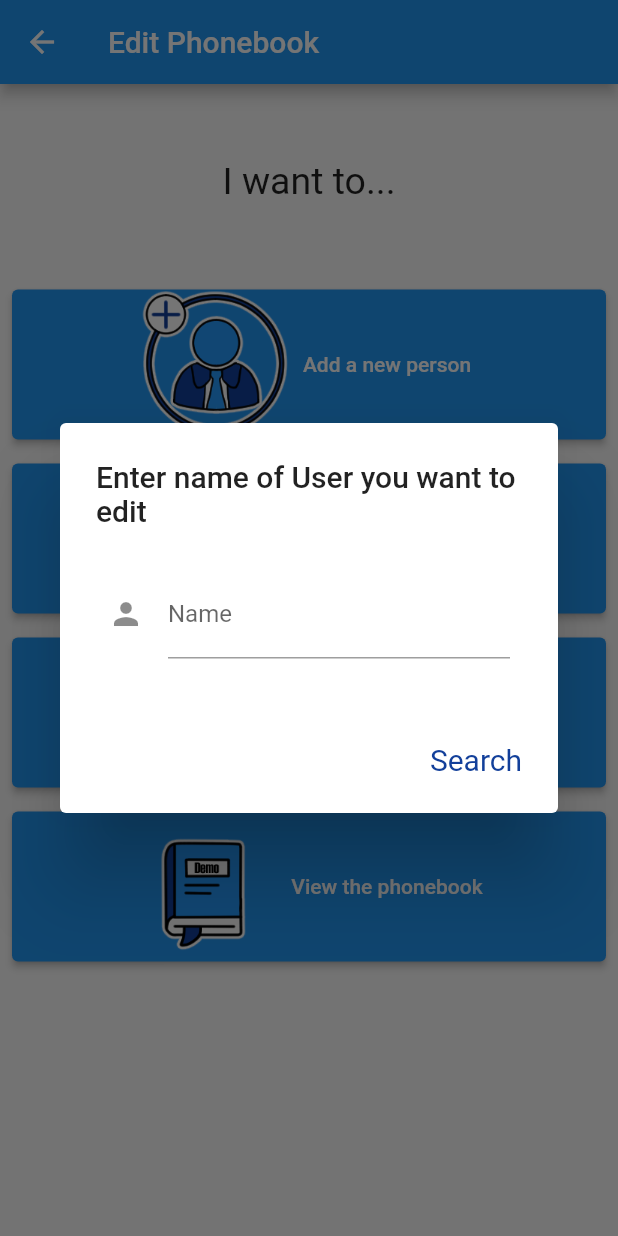
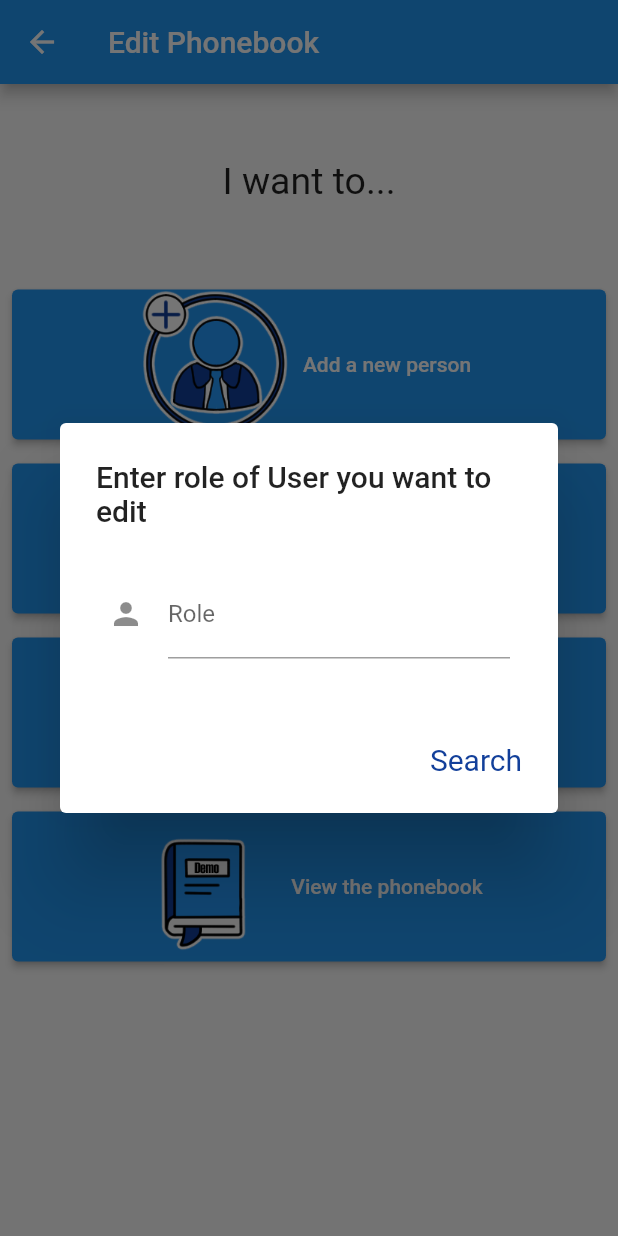
Before and after one commit to Suilion/SoftRigSkillTest, a Flutter app: the EditPhonebook screen opened directly, after a tap on "Edit an existing person", on a phone screen of 412 x 824 dp. Run offline on Flutter 3.47's test engine with Material 2 defaults, Android fonts, the phone set to English and light mode, and no system bars; missing offline and left inert: oauth_webauth; network calls fail.

Commit message:
Able to search for users to edit and delete.

```diff
--- a/lib/editPhonebook.dart
+++ b/lib/editPhonebook.dart
@@ -1,4 +1,9 @@
+import 'dart:convert';
+import 'dart:io';
+import 'package:http/http.dart' as http;
+
 import 'package:flutter/material.dart';
+import 'package:skill_test/response.dart';
 import 'editUser.dart';
 import 'constants.dart';
 import 'customer.dart';
@@ -13,6 +18,12 @@ class EditPhonebook extends StatefulWidget {
 }
 
 class _EditPhonebookState extends State<EditPhonebook> {
+  bool hasLoaded = false;
+  String apiResponse = 'API data will be shown here';
+  String token = UserCredentials.Token;
+  CustomModel defaultModel = CustomModel();
+  List <CustomModel> customModels = [];
+
   final myController = TextEditingController();
   bool deleteUser = false;
   @override
@@ -24,6 +35,17 @@ class _EditPhonebookState extends State<EditPhonebook> {
 
   @override
   Widget build(BuildContext context) {
+    //Fetching data from api
+    if(!hasLoaded){
+      goApiFetch();
+      print("fetched data");
+      if (!apiResponse.contains("Error")){
+        setState(() {
+          hasLoaded = true;
+        });
+      }
+    }
+
     return Scaffold(
       appBar: AppBar(
         title: const Text('Edit Phonebook'),
@@ -65,7 +87,7 @@ class _EditPhonebookState extends State<EditPhonebook> {
                     builder: (BuildContext context) {
                       return AlertDialog(
                         scrollable: true,
-                        title: Text('Enter name of User you want to edit'),
+                        title: Text('Enter role of User you want to edit'),
                         content: Padding(
                           padding: const EdgeInsets.all(8.0),
                           child: Form(
@@ -74,7 +96,7 @@ class _EditPhonebookState extends State<EditPhonebook> {
                                 TextFormField(
                                   controller: myController,
                                   decoration: InputDecoration(
-                                    labelText: 'Name',
+                                    labelText: 'Role',
                                     icon: Icon(Icons.person),
                                   ),
                                 ),
@@ -94,19 +116,19 @@ class _EditPhonebookState extends State<EditPhonebook> {
                               setState(() {
                                 var index = -1;
 
-                                for (int i = 0; i < customers.length; i++) {
-                                  if (customers[i]["Name"] == myController.text) {
+                                for(int i = 0; i < customModels.length; i++){
+                                  if (customModels[i].role == myController.text) {
                                     index = i;
                                   }
                                 }
-/*
+
                                 if (index != -1) {
                                   Navigator.pop(context);
                                   Navigator.push(
                                     context,
                                     MaterialPageRoute(
                                       builder: (context) => EditUser(
-                                        index: index,
+                                        user: customModels[index],
                                       ),
                                     ),
                                   );
@@ -120,7 +142,7 @@ class _EditPhonebookState extends State<EditPhonebook> {
                                   // and use it to show a SnackBar.
                                   ScaffoldMessenger.of(context).showSnackBar(snackBar);
                                   Navigator.pop(context);
-                                }*/
+                                }
                               });
                             },
                             child: const Text('Search'),
@@ -172,18 +194,19 @@ class _EditPhonebookState extends State<EditPhonebook> {
                                 textStyle: const TextStyle(fontSize: 20),
                               ),
                               onPressed: () {
-                                //search function here
-                                setState(() {
                                 var index = -1;
 
-                                  for (int i = 0; i < customers.length; i++) {
-                                    if (customers[i]["Name"] == myController.text) {
+                                for(int i = 0; i < customModels.length; i++){
+                                  if (customModels[i].role == myController.text) {
                                     index = i;
                                   }
                                 }
 
-                                  if (index == -1) {
-                                    deleteUser = false;
+                                if (index != -1) {
+                                  Navigator.pop(context);
+                                  //delete user
+
+                                } else {
                                   final snackBar = SnackBar(
                                     content: const Text('Could not find user'),
                                   );
@@ -192,11 +215,7 @@ class _EditPhonebookState extends State<EditPhonebook> {
                                   // and use it to show a SnackBar.
                                   ScaffoldMessenger.of(context).showSnackBar(snackBar);
                                   Navigator.pop(context);
-                                  } else {
-                                    deleteUser = true;
-                                    Navigator.pop(context);
                                 }
-                                });
                               },
                               child: const Text('Search'),
                             ),
@@ -306,4 +325,54 @@ class _EditPhonebookState extends State<EditPhonebook> {
       ),
     );
   }
+  void goApiFetch() async {
+    try {
+      final response = await http.get(
+        Uri.parse('https://test-api.softrig.com/api/biz/contacts?expand=Info,Info.InvoiceAddress,Info.DefaultPhone,Info.DefaultEmail,Info.DefaultAddress&hateoas=false'),
+        headers: {
+          HttpHeaders.acceptHeader: 'application/json, text/plain, */*',
+          HttpHeaders.authorizationHeader: 'Bearer $token',
+          "CompanyKey": UserCredentials.companyKey,
+          HttpHeaders.accessControlAllowOriginHeader: '*',
+        },
+      );
+
+
+      // Check for error status codes
+      if (response.statusCode == 401) {
+        // Handle unauthorized error
+        // For simplicity, we're just setting the state. You might want to show an alert or navigate the user.
+        setState(() {
+          apiResponse = "Error 401: Unauthorized. Check your credentials.";
+        });
+
+      } else if (response.statusCode == 403) {
+        // Handle forbidden error
+        setState(() {
+          apiResponse = "Error 403: Forbidden. You don't have permission.";
+        });
+
+      } else if (response.statusCode != 200) {
+        // Handle other status codes
+        setState(() {
+          apiResponse = "Error ${response.statusCode}: ${response.reasonPhrase}";
+        });
+
+      } else {
+        setState(() {
+          List responseJson = jsonDecode(response.body);
+          for (int i = 0; i < responseJson.length; i++){
+            defaultModel = CustomModel.fromJson(responseJson[i]);
+            customModels.add(defaultModel);
           }
+          apiResponse = "Data fetched";
+        });
+      }
+    } catch (error) {
+      // Handle other errors like network issues, JSON decoding, etc.
+      setState(() {
+        apiResponse = "An error occurred: $error";
+      });
+    }
+  }
+}
--- a/lib/viewPhonebook.dart
+++ b/lib/viewPhonebook.dart
@@ -19,7 +19,6 @@ class ViewPhonebook extends StatefulWidget {
 }
 
 class _ViewPhonebookState extends State<ViewPhonebook> {
-  List SortableCustomerList = customers;
   bool hasLoaded = false;
   String apiResponse = 'API data will be shown here';
   String token = UserCredentials.Token;
```
Lines whose indentation alone changed are shown as unchanged.
